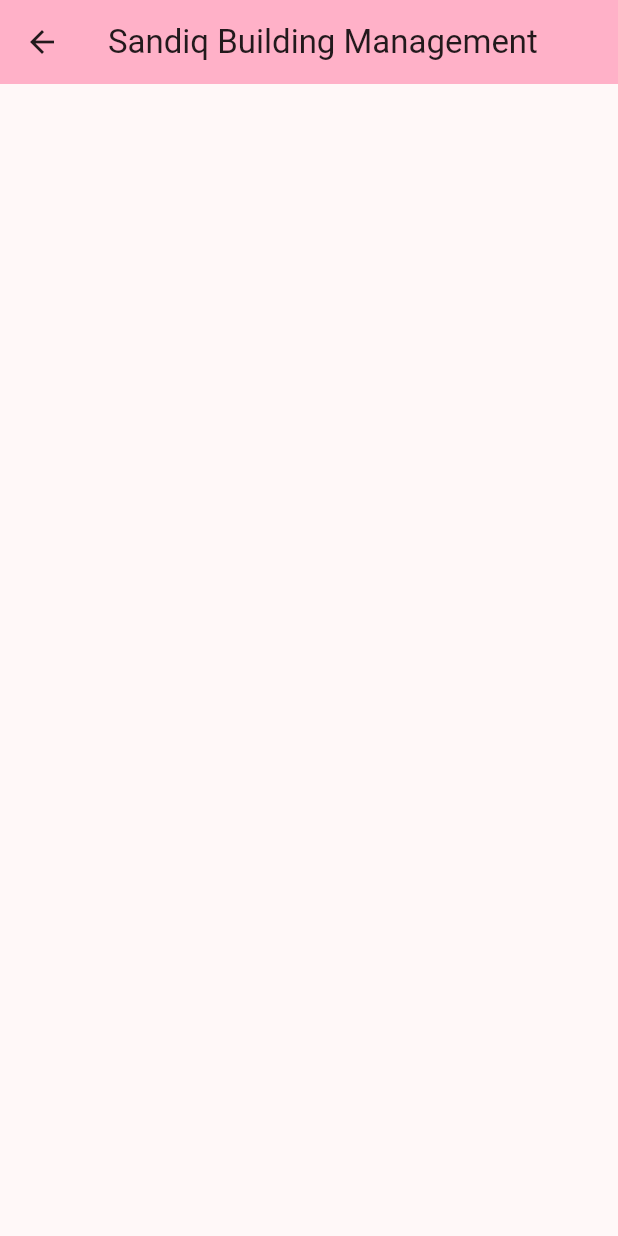
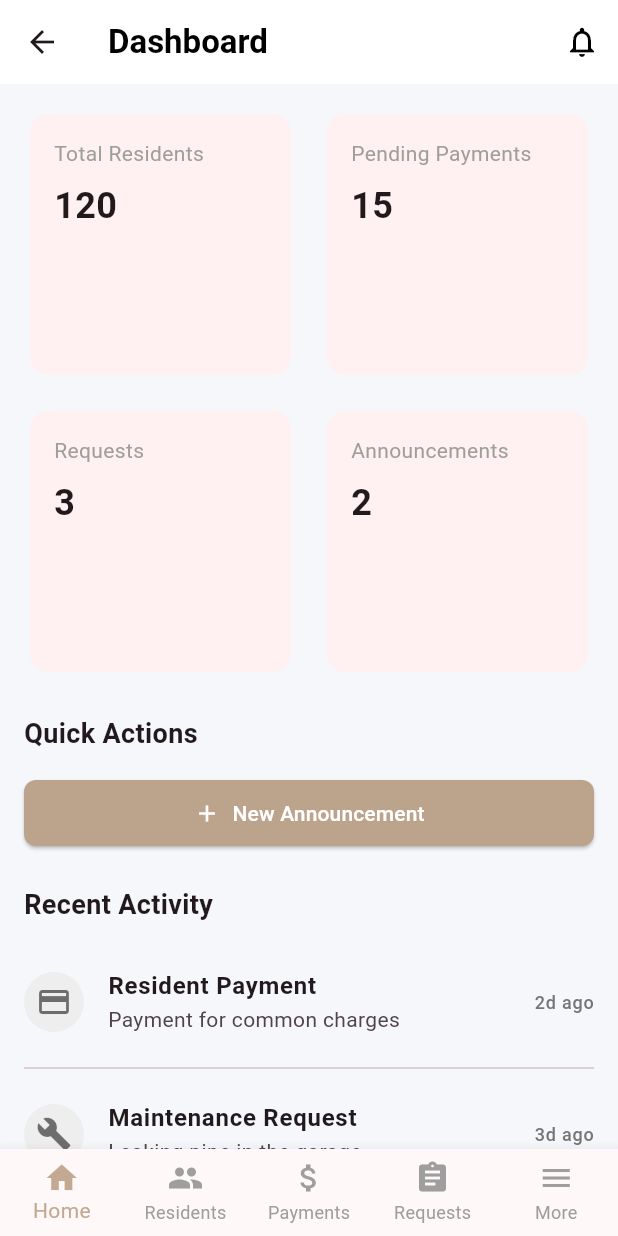
Before and after one commit to Yassy30/Sandiq, a Flutter app: the LoginScreen screen opened directly, after a tap on "Log in", on a phone screen of 412 x 824 dp. Run offline on Flutter 3.47's test engine with Material 3 defaults, Android fonts, the light colour scheme and no system bars; our stand-ins replace animated_text_kit.

Commit message:
dashboard + requests+ residents screens

```diff
--- /dev/null
+++ b/lib/dashboard_screen.dart
@@ -0,0 +1,165 @@
+import 'package:flutter/material.dart';
+
+class DashboardScreen extends StatefulWidget {
+  const DashboardScreen({super.key});
+
+  @override
+  State<DashboardScreen> createState() => _DashboardScreenState();
+}
+
+class _DashboardScreenState extends State<DashboardScreen> {
+  int _selectedIndex = 0;
+
+  void _onItemTapped(int index) {
+    setState(() {
+      _selectedIndex = index;
+    });
+
+    // Navigate to the appropriate screen based on the selected index
+    if (index == 1) {
+      Navigator.pushReplacementNamed(context, '/residents');
+    } else if (index == 3) {
+      Navigator.pushReplacementNamed(context, '/requests');
+    }
+  }
+
+  @override
+  Widget build(BuildContext context) {
+    return Scaffold(
+      backgroundColor: const Color(0xFFF5F7FA),
+      appBar: AppBar(
+        backgroundColor: Colors.white,
+        elevation: 0,
+        title: const Text(
+          'Dashboard',
+          style: TextStyle(color: Colors.black, fontWeight: FontWeight.bold),
+        ),
+        actions: [
+          IconButton(
+            icon: const Icon(Icons.notifications_outlined, color: Colors.black),
+            onPressed: () {},
+          ),
+        ],
+      ),
+      body: SafeArea(
+        child: SingleChildScrollView(
+          padding: const EdgeInsets.all(16.0),
+          child: Column(
+            crossAxisAlignment: CrossAxisAlignment.start,
+            children: [
+              // Statistics Cards
+              GridView.count(
+                crossAxisCount: 2,
+                crossAxisSpacing: 16,
+                mainAxisSpacing: 16,
+                shrinkWrap: true,
+                physics: const NeverScrollableScrollPhysics(),
+                children: [
+                  _buildStatCard('Total Residents', '120', Icons.people_outline),
+                  _buildStatCard('Pending Payments', '15', Icons.payment_outlined),
+                  _buildStatCard('Requests', '3', Icons.assignment_outlined),
+                  _buildStatCard('Announcements', '2', Icons.campaign_outlined),
+                ],
+              ),
+
+              const SizedBox(height: 24),
+
+              // Quick Actions Section
+              const Text(
+                'Quick Actions',
+                style: TextStyle(fontSize: 18, fontWeight: FontWeight.bold),
+              ),
+              const SizedBox(height: 16),
+              SizedBox(
+                width: double.infinity,
+                child: ElevatedButton.icon(
+                  onPressed: () {},
+                  icon: const Icon(Icons.add, color: Colors.white),
+                  label: const Text('New Announcement', style: TextStyle(color: Colors.white)),
+                  style: ElevatedButton.styleFrom(
+                    backgroundColor: Color.fromRGBO(188, 163, 140, 1),
+                    padding: const EdgeInsets.symmetric(vertical: 12),
+                    shape: RoundedRectangleBorder(
+                      borderRadius: BorderRadius.circular(8),
+                    ),
+                  ),
+                ),
+              ),
+              const SizedBox(height: 24),
+              // Recent Activity Section
+              const Text(
+                'Recent Activity',
+                style: TextStyle(fontSize: 18, fontWeight: FontWeight.bold),
+              ),
+              const SizedBox(height: 16),
+              _buildActivityItem(
+                Icons.payment,
+                'Resident Payment',
+                'Payment for common charges',
+                '2d ago',
+              ),
+              const Divider(),
+              _buildActivityItem(
+                Icons.build,
+                'Maintenance Request',
+                'Leaking pipe in the garage',
+                '3d ago',
+              ),
+            ],
+          ),
+        ),
+      ),
+      bottomNavigationBar: BottomNavigationBar(
+        type: BottomNavigationBarType.fixed,
+        currentIndex: _selectedIndex,
+        onTap: _onItemTapped,
+        selectedItemColor: Color.fromRGBO(195, 169, 145, 1),
+        unselectedItemColor: Colors.grey,
+        items: const [
+          BottomNavigationBarItem(icon: Icon(Icons.home), label: 'Home'),
+          BottomNavigationBarItem(icon: Icon(Icons.people), label: 'Residents'),
+          BottomNavigationBarItem(icon: Icon(Icons.attach_money), label: 'Payments'),
+          BottomNavigationBarItem(icon: Icon(Icons.assignment), label: 'Requests'),
+          BottomNavigationBarItem(icon: Icon(Icons.menu), label: 'More'),
+        ],
+      ),
+    );
+  }
+
+  Widget _buildStatCard(String title, String value, IconData icon) {
+    return Card(
+      elevation: 0,
+      shape: RoundedRectangleBorder(borderRadius: BorderRadius.circular(12)),
+      child: Padding(
+        padding: const EdgeInsets.all(16.0),
+        child: Column(
+          crossAxisAlignment: CrossAxisAlignment.start,
+          children: [
+            Text(
+              title,
+              style: const TextStyle(color: Colors.grey, fontSize: 14),
+            ),
+            const SizedBox(height: 8),
+            Text(
+              value,
+              style: const TextStyle(fontSize: 24, fontWeight: FontWeight.bold),
+            ),
+          ],
+        ),
+      ),
+    );
+  }
+
+  Widget _buildActivityItem(IconData icon, String title, String subtitle, String time) {
+    return ListTile(
+      contentPadding: EdgeInsets.zero,
+      leading: CircleAvatar(
+        backgroundColor: Colors.grey[200],
+        child: Icon(icon, color: Colors.black54),
+      ),
+      title: Text(title, style: const TextStyle(fontWeight: FontWeight.bold)),
+      subtitle: Text(subtitle),
+      trailing: Text(time, style: TextStyle(color: Colors.grey[600], fontSize: 12)),
+    );
+  }
+}
--- a/lib/login_screen.dart
+++ b/lib/login_screen.dart
@@ -1,4 +1,5 @@
 import 'package:flutter/material.dart';
+import 'package:sandiq/dashboard_screen.dart';
 import 'package:sandiq/signup_screen.dart';
 import 'package:sandiq/main.dart';
 
@@ -119,7 +120,7 @@ class _LoginScreenState extends State<LoginScreen> {
                   onPressed: () {
                     // Login functionality
                     Navigator.of(context).pushReplacement(
-                      MaterialPageRoute(builder: (context) => const MyHomePage(title: 'Sandiq Building Management')),
+                      MaterialPageRoute(builder: (context) => const DashboardScreen()),
                     );
                   },
                   style: ElevatedButton.styleFrom(
--- a/lib/main.dart
+++ b/lib/main.dart
@@ -1,5 +1,8 @@
 import 'package:flutter/material.dart';
 import 'splash_screen.dart';
+import 'dashboard_screen.dart';
+import 'residents_screen.dart';
+import 'requests_screen.dart';
 
 void main() {
   runApp(const MyApp());
@@ -17,7 +20,13 @@ class MyApp extends StatelessWidget {
         colorScheme: ColorScheme.fromSeed(seedColor: const Color(0xFF000000)),
         useMaterial3: true,
       ),
-      home: const SplashScreen(),
+      initialRoute: '/',
+      routes: {
+        '/': (context) => const SplashScreen(),
+        '/dashboard': (context) => const DashboardScreen(),
+        '/residents': (context) => const ResidentsScreen(),
+        '/requests': (context) => const RequestsScreen(),
+      },
     );
   }
 }
--- /dev/null
+++ b/lib/requests_screen.dart
@@ -0,0 +1,139 @@
+import 'package:flutter/material.dart';
+
+class RequestsScreen extends StatefulWidget {
+  const RequestsScreen({super.key});
+
+  @override
+  State<RequestsScreen> createState() => _RequestsScreenState();
+}
+
+class _RequestsScreenState extends State<RequestsScreen> {
+  int _selectedIndex = 3; // Requests tab selected
+
+  // Sample data for maintenance requests
+  final List<Map<String, dynamic>> _requests = [
+    {
+      'title': 'Leaky faucet in apartment 3B',
+      'date': '2024-01-15',
+      'resident': 'Omar Hassan',
+      'status': 'Pending'
+    },
+    {
+      'title': 'Broken window in common area',
+      'date': '2024-01-10',
+      'resident': 'Fatima El-Amrani',
+      'status': 'In Progress'
+    },
+    {
+      'title': 'Elevator malfunction',
+      'date': '2024-01-05',
+      'resident': 'Youssef Benali',
+      'status': 'Completed'
+    },
+  ];
+
+  void _onItemTapped(int index) {
+    setState(() {
+      _selectedIndex = index;
+    });
+
+    // Navigate to the appropriate screen based on the selected index
+    if (index == 0) {
+      Navigator.pushReplacementNamed(context, '/dashboard');
+    } else if (index == 1) {
+      Navigator.pushReplacementNamed(context, '/residents');
+    }
+  }
+
+  @override
+  Widget build(BuildContext context) {
+    return Scaffold(
+      backgroundColor: const Color(0xFFF5F7FA),
+      appBar: AppBar(
+        backgroundColor: Colors.white,
+        elevation: 0,
+        title: const Text(
+          'Requests',
+          style: TextStyle(color: Colors.black, fontWeight: FontWeight.bold),
+          textAlign: TextAlign.center,
+        ),
+        centerTitle: true,
+      ),
+      body: SafeArea(
+        child: ListView.builder(
+          itemCount: _requests.length,
+          padding: const EdgeInsets.all(16.0),
+          itemBuilder: (context, index) {
+            final request = _requests[index];
+            return _buildRequestItem(request);
+          },
+        ),
+      ),
+      bottomNavigationBar: BottomNavigationBar(
+        type: BottomNavigationBarType.fixed,
+        currentIndex: _selectedIndex,
+        onTap: _onItemTapped,
+        selectedItemColor: const Color.fromRGBO(195, 169, 145, 1),
+        unselectedItemColor: Colors.grey,
+        items: const [
+          BottomNavigationBarItem(icon: Icon(Icons.home), label: 'Home'),
+          BottomNavigationBarItem(icon: Icon(Icons.people), label: 'Residents'),
+          BottomNavigationBarItem(icon: Icon(Icons.attach_money), label: 'Payments'),
+          BottomNavigationBarItem(icon: Icon(Icons.assignment), label: 'Requests'),
+          BottomNavigationBarItem(icon: Icon(Icons.menu), label: 'More'),
+        ],
+      ),
+    );
+  }
+
+  Widget _buildRequestItem(Map<String, dynamic> request) {
+    // Format date to display as "Date: YYYY-MM-DD"
+    String formattedDate = "Date: ${request['date']}";
+
+    return Card(
+      margin: const EdgeInsets.only(bottom: 16.0),
+      elevation: 0,
+      shape: RoundedRectangleBorder(borderRadius: BorderRadius.circular(12)),
+      child: Padding(
+        padding: const EdgeInsets.all(16.0),
+        child: Column(
+          crossAxisAlignment: CrossAxisAlignment.start,
+          children: [
+            Row(
+              mainAxisAlignment: MainAxisAlignment.spaceBetween,
+              children: [
+                Expanded(
+                  child: Text(
+                    request['title'],
+                    style: const TextStyle(fontSize: 16, fontWeight: FontWeight.bold),
+                  ),
+                ),
+                IconButton(
+                  icon: const Icon(Icons.build, color: Colors.blue),
+                  onPressed: () {
+                    // Handle edit request
+                  },
+                ),
+              ],
+            ),
+            const SizedBox(height: 8),
+            Text(
+              formattedDate,
+              style: TextStyle(color: Colors.grey[600], fontSize: 14),
+            ),
+            const SizedBox(height: 4),
+            Row(
+              children: [
+                const Text('Resident: ', style: TextStyle(color: Colors.grey, fontSize: 14)),
+                Text(
+                  request['resident'],
+                  style: const TextStyle(color: Colors.blue, fontSize: 14),
+                ),
+              ],
+            ),
+          ],
+        ),
+      ),
+    );
+  }
+}
--- a/lib/signup_screen.dart
+++ b/lib/signup_screen.dart
@@ -1,4 +1,5 @@
 import 'package:flutter/material.dart';
+import 'package:sandiq/dashboard_screen.dart';
 import 'package:sandiq/login_screen.dart';
 
 class SignupScreen extends StatefulWidget {
@@ -187,12 +188,15 @@ class _SignupScreenState extends State<SignupScreen> {
                   ],
                 ),
                 const SizedBox(height: 30),
-                // Create account button
+                // Update the Create account button onPressed callback
                 SizedBox(
                   width: double.infinity,
                   child: ElevatedButton(
                     onPressed: () {
                       // Signup functionality
+                      Navigator.of(context).pushReplacement(
+                        MaterialPageRoute(builder: (context) => const DashboardScreen()),
+                      );
                     },
                     style: ElevatedButton.styleFrom(
                       backgroundColor: const Color(0xFFD8CEC4),
--- a/lib/splash_screen.dart
+++ b/lib/splash_screen.dart
@@ -2,7 +2,7 @@ import 'package:flutter/material.dart';
 import 'package:animated_text_kit/animated_text_kit.dart';
 import 'dart:async';
 
-import 'package:sandiq/signup_screen.dart'; // Update import
+import 'package:sandiq/signup_screen.dart';
 
 class SplashScreen extends StatefulWidget {
   const SplashScreen({super.key});
```
Also changed, not shown: lib/residents_screen.dart (added, +224 -0 lines).
